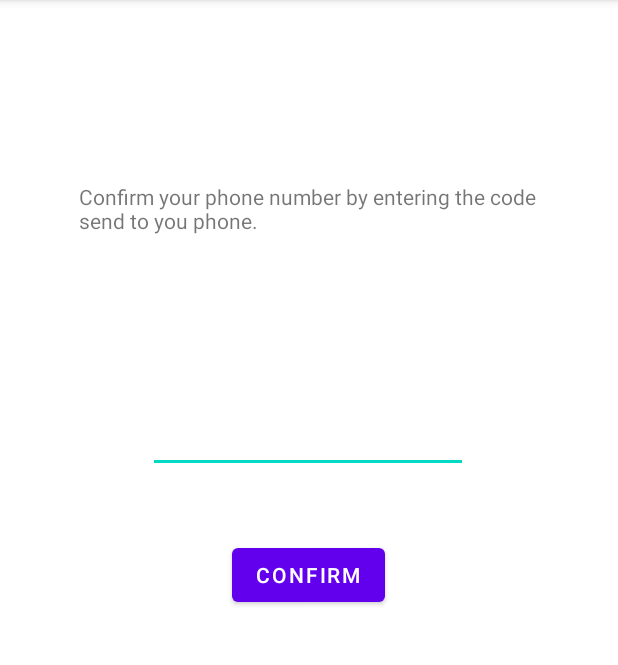
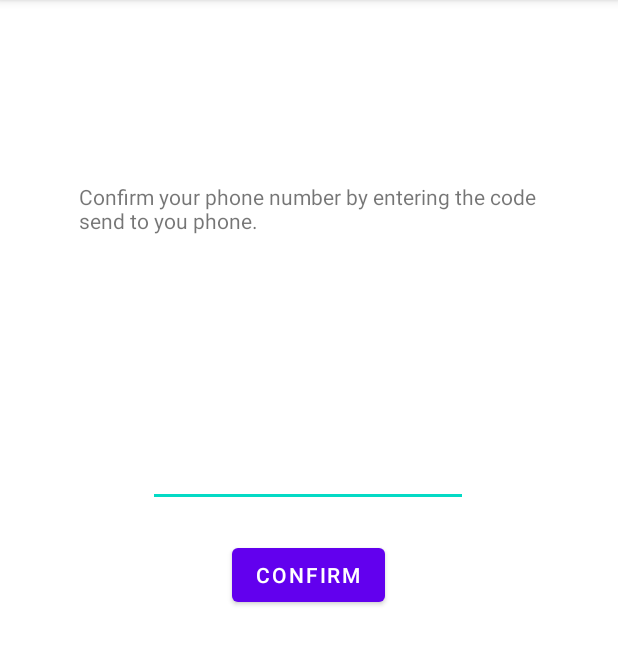
Before and after one commit to SilviaP46/bSafeCluj, an Android app: the ConfirmPhoneNumber screen opened directly, with no data from a screen before it, on a phone screen of 412 x 824 dp, the part 84-749 px from its top. Run offline under Robolectric (Android 15) with nearby library versions, the phone set to English and light mode, and no system bars; 2 statements that could not run were skipped.

Commit message:
messed up this branch

```diff
--- a/app/src/main/java/com/example/bsafecluj/ConfirmPhoneNumber.java
+++ b/app/src/main/java/com/example/bsafecluj/ConfirmPhoneNumber.java
@@ -29,7 +29,7 @@ public class ConfirmPhoneNumber extends AppCompatActivity {
 
     @Override
     protected void onCreate(Bundle savedInstanceState) {
-        Database db=new Database(ConfirmPhoneNumber.this);
+        Database db = Database.getInstance(ConfirmPhoneNumber.this);
         Random random=new Random();
         randomCode=String.format("%04d", random.nextInt(10000));
 
@@ -41,7 +41,7 @@ public class ConfirmPhoneNumber extends AppCompatActivity {
         Bundle extras = getIntent().getExtras();
         Intent i=getIntent();
         if (extras != null) {
-            //phoneNo = extras.getString("phoneNr");
+            phoneNo = extras.getString("phoneNr");
             //db=extras.getParcelable("db");
             user=extras.getParcelable("user");
             //The key argument here must match that used in the other activity
@@ -79,7 +79,7 @@ public class ConfirmPhoneNumber extends AppCompatActivity {
 
 
     protected void sendSMSMessage() {
-        phoneNo = user.getPhoneNumber().toString();
+        //phoneNo = user.getPhoneNumber().toString();
         message = "Your security code is: "+randomCode;
 
 
--- a/app/src/main/java/com/example/bsafecluj/Database.java
+++ b/app/src/main/java/com/example/bsafecluj/Database.java
@@ -9,11 +9,20 @@ import androidx.annotation.Nullable;
 
 public class Database extends SQLiteOpenHelper {
 
+    private static Database sInstance;
+
     public static final String USER_TABLE = "USER";
     public static final String ID_USER_COLUMN = "idUser";
     public static final String USERNAME_COLUMN = "username";
     public static final String PHONE_NUMBER_COLUMN = "phoneNumber";
     public static final String BIRTH_YEAR_COLUMN = "birthYear";
+
+    public static synchronized Database getInstance(Context context){
+        if (sInstance == null) {
+            sInstance = new Database(context.getApplicationContext());
+        }
+        return sInstance;
+    }
 
     public Database(@Nullable Context context) {
         super(context, "bSafeCluj.db", null, 1);
--- a/app/src/main/java/com/example/bsafecluj/MainActivity.java
+++ b/app/src/main/java/com/example/bsafecluj/MainActivity.java
@@ -27,6 +27,7 @@ public class MainActivity extends AppCompatActivity {
 
     @Override
     protected void onCreate(Bundle savedInstanceState) {
+        Database db = Database.getInstance(MainActivity.this);
 
         super.onCreate(savedInstanceState);
         setContentView(R.layout.activity_main);
@@ -62,8 +63,8 @@ public class MainActivity extends AppCompatActivity {
 
                 }
 
-                Database db = new Database(MainActivity.this);
-                db.storePhoneNr(user);
+
+                //db.storePhoneNr(user);
             }
         });
     }
--- a/app/src/main/res/layout/confirm_phone_number.xml
+++ b/app/src/main/res/layout/confirm_phone_number.xml
@@ -18,17 +18,18 @@
         app:layout_constraintVertical_bias="0.166" />
 
     <EditText
-        android:id="@+id/editTextPhone2"
+        android:id="@+id/enterCode"
         android:layout_width="wrap_content"
         android:layout_height="wrap_content"
         android:ems="10"
         android:inputType="phone"
+        android:minHeight="48dp"
         app:layout_constraintBottom_toBottomOf="parent"
         app:layout_constraintEnd_toEndOf="parent"
         app:layout_constraintHorizontal_bias="0.497"
         app:layout_constraintStart_toStartOf="parent"
         app:layout_constraintTop_toTopOf="parent"
-        app:layout_constraintVertical_bias="0.374"
+        app:layout_constraintVertical_bias="0.403"
         tools:ignore="SpeakableTextPresentCheck" />
 
     <Button
--- a/app/src/main/res/layout/second_signin.xml
+++ b/app/src/main/res/layout/second_signin.xml
@@ -36,7 +36,7 @@
         app:layout_constraintVertical_bias="0.43" />
 
     <EditText
-        android:id="@+id/editTextPersonName"
+        android:id="@+id/enterUserName"
         android:layout_width="242dp"
         android:layout_height="61dp"
         android:alpha="0.5"
@@ -52,7 +52,7 @@
         app:layout_constraintVertical_bias="0.516" />
 
     <EditText
-        android:id="@+id/editTextNumber"
+        android:id="@+id/enterBirthYear"
         android:layout_width="242dp"
         android:layout_height="61dp"
         android:alpha="0.5"
```
Also changed, not shown: app/src/main/java/com/example/bsafecluj/SignUpActivity.java (+19 -1 lines).
